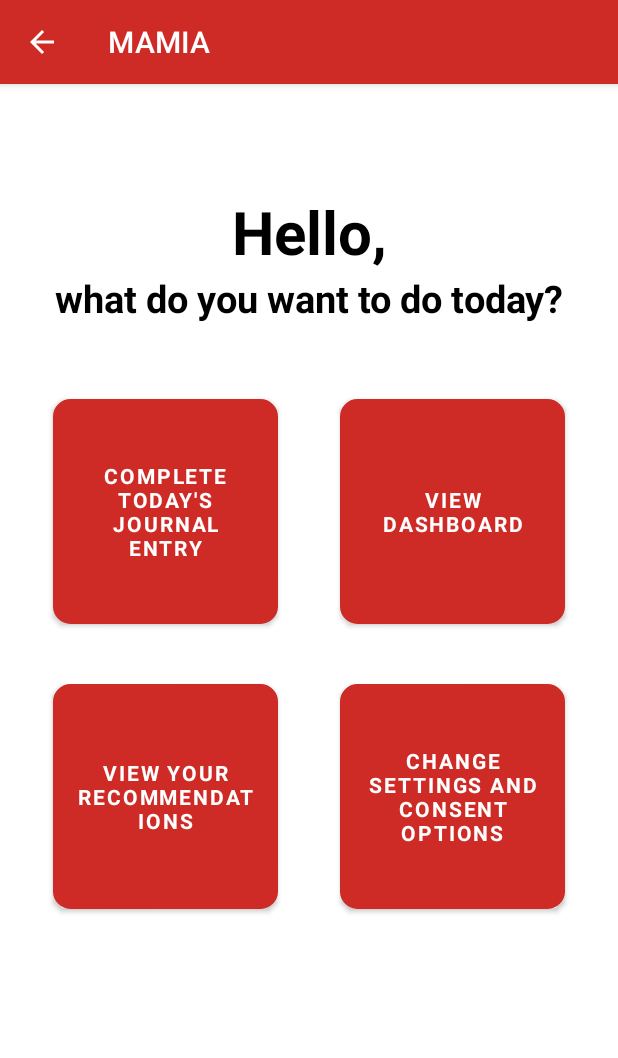
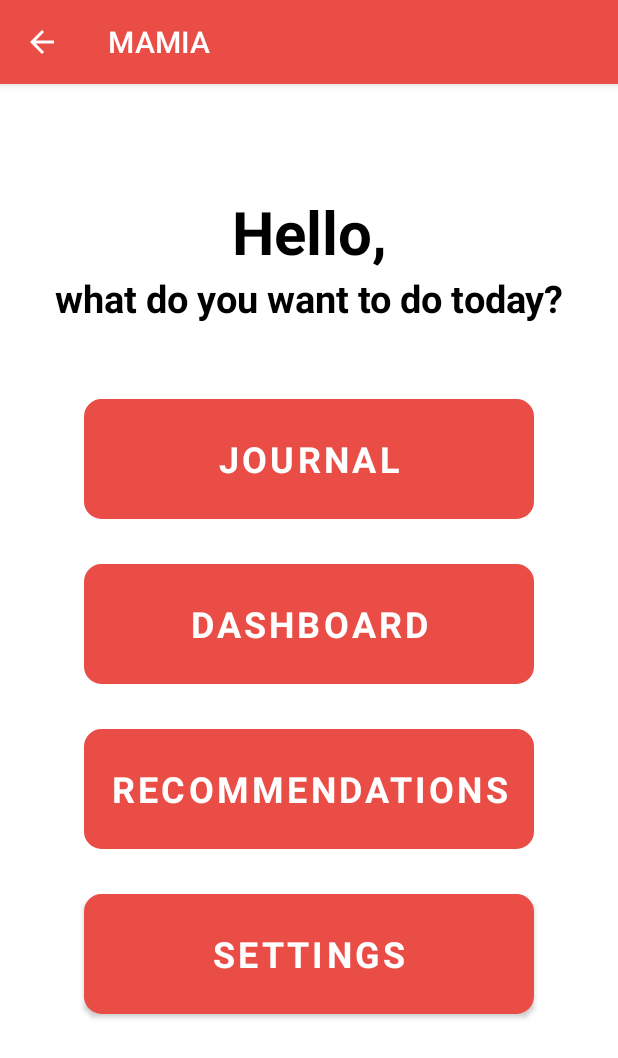
Before and after one commit to tirilab/amiasdc, an Android app: the InputActivity screen opened directly, with no data from a screen before it, on a phone screen of 412 x 824 dp. Shown: the top 1058 px of the screen. Run offline under Robolectric (Android 15) with nearby library versions, the phone set to English and light mode, and no system bars.

Commit message:
changed colors and input page

```diff
--- a/MAMIA/app/src/main/res/drawable/border_section.xml
+++ b/MAMIA/app/src/main/res/drawable/border_section.xml
@@ -2,7 +2,7 @@
 <selector xmlns:android="http://schemas.android.com/apk/res/android">
     <item>
         <shape xmlns:android="http://schemas.android.com/apk/res/android" android:shape="rectangle">
-            <solid android:color="@color/red_3_transparent" />
+            <solid android:color="@color/red_2_transparent" />
             <corners android:radius="10dp" />
         </shape>
     </item>
--- a/MAMIA/app/src/main/res/layout/activity_input.xml
+++ b/MAMIA/app/src/main/res/layout/activity_input.xml
@@ -40,77 +40,68 @@
             android:textSize="25sp"/>
 
     <Button
-            android:layout_width="150dp"
-            android:layout_height="150dp"
+            android:layout_width="300dp"
+            android:layout_height="80dp"
             app:layout_constraintTop_toBottomOf="@id/input_text2"
             app:layout_constraintStart_toStartOf="parent"
+            app:layout_constraintEnd_toEndOf="parent"
             android:layout_marginTop="50dp"
-            android:layout_marginStart="35dp"
-            android:layout_marginLeft="35dp"
             android:id="@+id/button_input_journal"
             android:background="@drawable/border"
-            android:text="@string/complete_today_s_journal_entry"
+            android:text="@string/journal"
             android:fontFamily="sans-serif"
+            android:textSize="24dp"
             android:textStyle="bold"
             app:backgroundTint="@color/red_1"
             tools:ignore="UsingOnClickInXml"/>
 
     <Button
-            android:layout_width="150dp"
-            android:layout_height="150dp"
-            app:layout_constraintTop_toBottomOf="@id/input_text2"
+            android:layout_width="300dp"
+            android:layout_height="80dp"
+            app:layout_constraintTop_toBottomOf="@id/button_input_journal"
+            app:layout_constraintStart_toStartOf="parent"
             app:layout_constraintEnd_toEndOf="parent"
-            android:layout_marginTop="50dp"
-            android:layout_marginRight="35dp"
-            android:layout_marginEnd="35dp"
+            android:layout_marginTop="30dp"
             android:id="@+id/button_input_dashboard"
             android:background="@drawable/border"
-            android:text="@string/view_dashboard"
+            android:text="@string/dashboard"
             android:fontFamily="sans-serif"
+            android:textSize="24dp"
             android:textStyle="bold"
             app:backgroundTint="@color/red_1"
             tools:ignore="UsingOnClickInXml"/>
 
     <Button
-            android:layout_width="150dp"
-            android:layout_height="150dp"
-            app:layout_constraintTop_toBottomOf="@id/button_input_journal"
+            android:layout_width="300dp"
+            android:layout_height="80dp"
+            app:layout_constraintTop_toBottomOf="@id/button_input_dashboard"
             app:layout_constraintStart_toStartOf="parent"
-            android:layout_marginTop="40dp"
-            android:layout_marginStart="35dp"
-            android:layout_marginLeft="35dp"
+            app:layout_constraintEnd_toEndOf="parent"
+            android:layout_marginTop="30dp"
             android:id="@+id/button_input_recommendations"
             android:background="@drawable/border"
-            android:text="@string/view_your_recommendations"
+            android:text="@string/recommendations"
             android:fontFamily="sans-serif"
+            android:textSize="24dp"
             android:textStyle="bold"
             app:backgroundTint="@color/red_1"
             tools:ignore="UsingOnClickInXml"/>
 
     <Button
-            android:layout_width="150dp"
-            android:layout_height="150dp"
-            app:layout_constraintTop_toBottomOf="@id/button_input_dashboard"
+            android:layout_width="300dp"
+            android:layout_height="80dp"
+            app:layout_constraintTop_toBottomOf="@id/button_input_recommendations"
+            app:layout_constraintStart_toStartOf="parent"
             app:layout_constraintEnd_toEndOf="parent"
-            android:layout_marginTop="40dp"
-            android:layout_marginRight="35dp"
-            android:layout_marginEnd="35dp"
+            android:layout_marginTop="30dp"
             android:id="@+id/button_input_settings"
             android:background="@drawable/border"
-            android:text="@string/change_settings_and_consent_options"
+            android:text="@string/settings"
             android:fontFamily="sans-serif"
+            android:textSize="24dp"
             android:textStyle="bold"
             app:backgroundTint="@color/red_1"
             tools:ignore="UsingOnClickInXml"/>
-
-<!--    <androidx.gridlayout.widget.GridLayout-->
-<!--            android:layout_width="501dp"-->
-<!--            android:layout_height="636dp"-->
-<!--            tools:layout_editor_absoluteY="163dp"-->
-<!--            tools:layout_editor_absoluteX="1dp"-->
-<!--            app:columnCount="2"-->
-<!--            app:orientation="horizontal"-->
-<!--            app:rowCount="4">-->
 
 <!--    </androidx.gridlayout.widget.GridLayout>-->
 
--- a/MAMIA/app/src/main/res/values/colors.xml
+++ b/MAMIA/app/src/main/res/values/colors.xml
@@ -1,9 +1,8 @@
 <?xml version="1.0" encoding="utf-8"?>
 <resources>
-    <color name="red_1">#ce2b27</color>
-    <color name="red_2">#EA4C46</color>
-    <color name="red_3">#F07570</color>
-    <color name="red_3_transparent">#AAF07570</color>
+    <color name="red_1">#EA4C46</color>
+    <color name="red_2">#F07570</color>
+    <color name="red_2_transparent">#AAF07570</color>
     <color name="yellow_1">#FFDA00</color>
     <color name="green_1">#76BA1B</color>
     <color name="black">#FF000000</color>
--- a/MAMIA/app/src/main/res/values/strings.xml
+++ b/MAMIA/app/src/main/res/values/strings.xml
@@ -17,16 +17,14 @@
     <string name="search_hint">Search for a topic or question...</string>
     <string name="hello">Hello,</string>
     <string name="what_do_you_want_to_do_today">what do you want to do today?</string>
-    <string name="complete_today_s_journal_entry">Complete today\'s journal entry</string>
-    <string name="view_your_recommendations">View your recommendations</string>
-    <string name="change_settings_and_consent_options">Change settings and consent options</string>
-    <string name="view_dashboard">View Dashboard</string>
     <string name="for_mom_s_health">FOR MOM\'S HEALTH!</string>
     <string name="allow_us_to_get_your_age_race_ethnicity_and_trimester">Allow us to get your age, race, ethnicity, and trimester?</string>
     <string name="view_previous_entries">View previous entries</string>
     <string name="dashboard">Dashboard</string>
     <string name="recommendations">Recommendations</string>
     <string name="graphs">graphs</string>
+    <string name="journal">Journal</string>
+    <string name="settings">Settings</string>
     <string-array name="ageArray">
         <item>Select your age group</item>
         <item>0-9</item>
```
